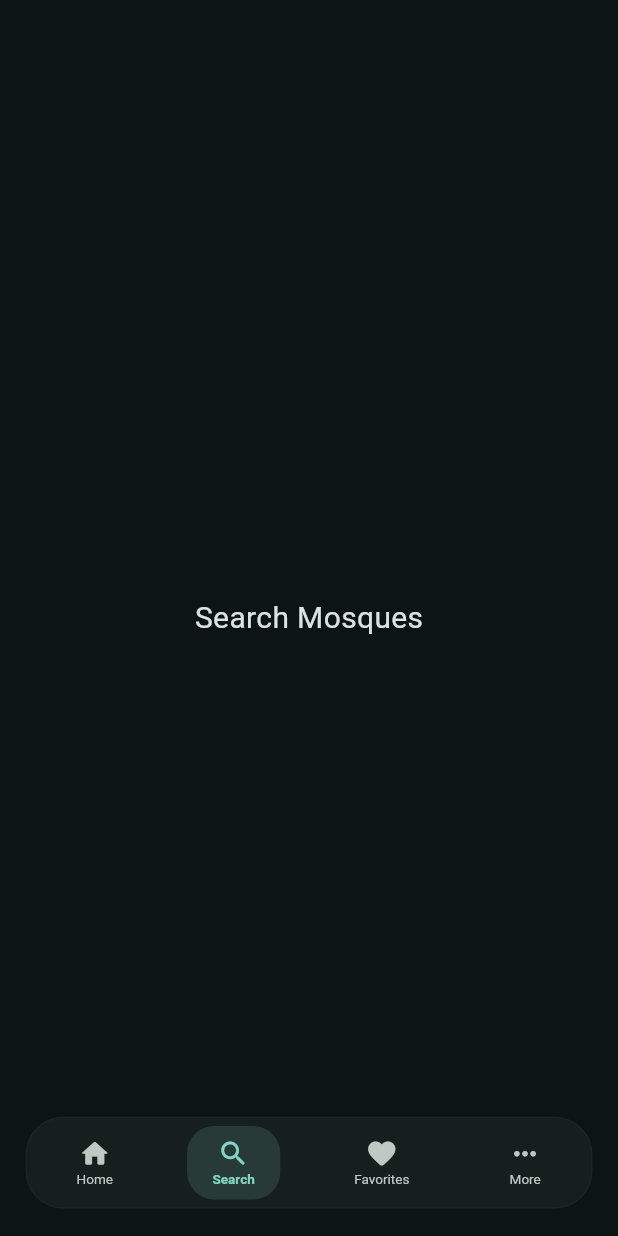
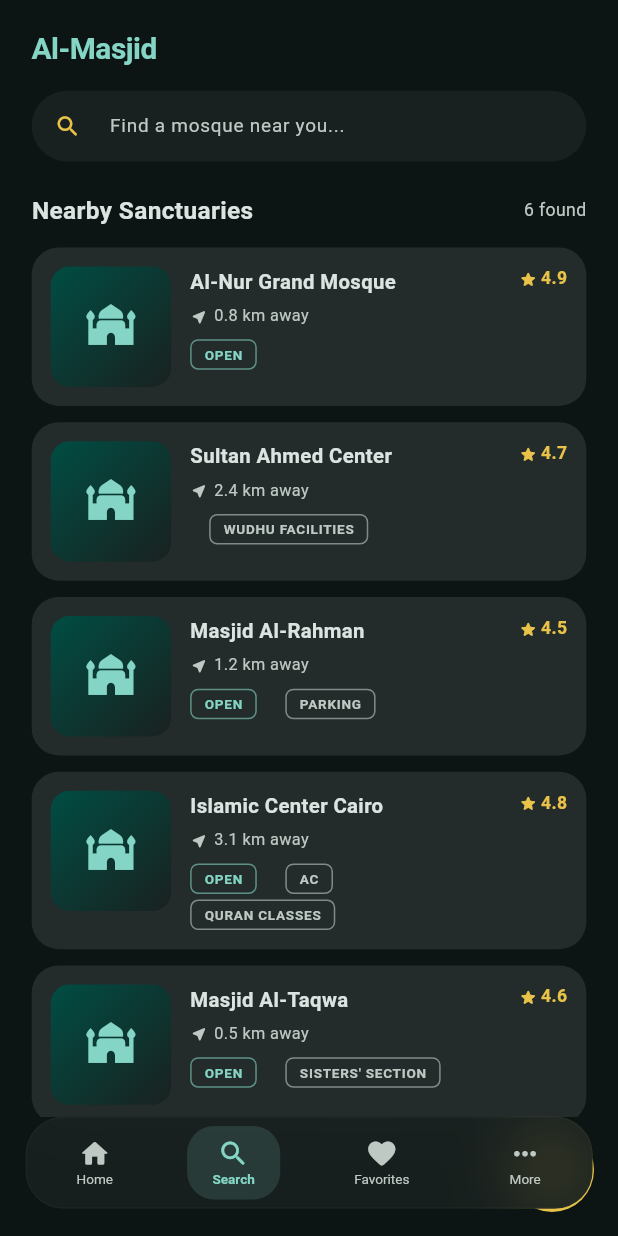
Before and after one commit to ahmedalaa-sw/mosques_app, a Flutter app: the screen it shows after launch, item 2 of the bottom bar chosen, on a phone screen of 412 x 824 dp. Run offline on Flutter 3.47's test engine with Material 3 defaults, Android fonts, the phone set to English and light mode, and no system bars; our stand-ins replace dio, flutter_bloc, flutter_screenutil, hive_flutter, supabase_flutter; accounts and stored records are empty.

Commit message:
Implement mosque search feature with state management and UI components

```diff
--- a/lib/features/mosque_search/models/mosque_model.dart
+++ b/lib/features/mosque_search/models/mosque_model.dart
@@ -0,0 +1,17 @@
+class MosqueModel {
+  final String name;
+  final String address;
+  final double rating;
+  final String distance;
+  final bool isOpen;
+  final List<String> amenities;
+
+  const MosqueModel({
+    required this.name,
+    required this.address,
+    required this.rating,
+    required this.distance,
+    required this.isOpen,
+    required this.amenities,
+  });
+}
--- /dev/null
+++ b/lib/features/mosque_search/viewmodels/mosque_search_cubit.dart
@@ -0,0 +1,80 @@
+import 'package:flutter_bloc/flutter_bloc.dart';
+import 'package:mosques_app/features/mosque_search/models/mosque_model.dart';
+import 'mosque_search_states.dart';
+
+class MosqueSearchCubit extends Cubit<MosqueSearchState> {
+  MosqueSearchCubit() : super(MosqueSearchInitial());
+
+  List<MosqueModel> _all = [];
+
+  static const List<MosqueModel> _dummyMosques = [
+    MosqueModel(
+      name: 'Al-Nur Grand Mosque',
+      address: 'Islamic Quarter, District 1',
+      rating: 4.9,
+      distance: '0.8 km away',
+      isOpen: true,
+      amenities: [],
+    ),
+    MosqueModel(
+      name: 'Sultan Ahmed Center',
+      address: 'Al-Azhar Street, District 3',
+      rating: 4.7,
+      distance: '2.4 km away',
+      isOpen: false,
+      amenities: ['Wudhu Facilities'],
+    ),
+    MosqueModel(
+      name: 'Masjid Al-Rahman',
+      address: 'Nile Corniche, Block 7',
+      rating: 4.5,
+      distance: '1.2 km away',
+      isOpen: true,
+      amenities: ['Parking'],
+    ),
+    MosqueModel(
+      name: 'Islamic Center Cairo',
+      address: 'Tahrir Square, Central',
+      rating: 4.8,
+      distance: '3.1 km away',
+      isOpen: true,
+      amenities: ['AC', 'Quran Classes'],
+    ),
+    MosqueModel(
+      name: 'Masjid Al-Taqwa',
+      address: 'Garden City, South District',
+      rating: 4.6,
+      distance: '0.5 km away',
+      isOpen: true,
+      amenities: ["Sisters' Section"],
+    ),
+    MosqueModel(
+      name: 'Al-Fath Mosque',
+      address: 'Ramsis Square, District 2',
+      rating: 4.3,
+      distance: '4.0 km away',
+      isOpen: false,
+      amenities: ['Library'],
+    ),
+  ];
+
+  void loadMosques() {
+    emit(MosqueSearchLoading());
+    _all = List.from(_dummyMosques);
+    emit(MosqueSearchSuccess(_all));
+  }
+
+  void search(String query) {
+    if (query.trim().isEmpty) {
+      emit(MosqueSearchSuccess(_all));
+      return;
+    }
+    final q = query.toLowerCase();
+    final filtered = _all
+        .where((m) =>
+            m.name.toLowerCase().contains(q) ||
+            m.address.toLowerCase().contains(q))
+        .toList();
+    emit(MosqueSearchSuccess(filtered));
+  }
+}
--- /dev/null
+++ b/lib/features/mosque_search/viewmodels/mosque_search_states.dart
@@ -0,0 +1,17 @@
+import 'package:mosques_app/features/mosque_search/models/mosque_model.dart';
+
+abstract class MosqueSearchState {}
+
+class MosqueSearchInitial extends MosqueSearchState {}
+
+class MosqueSearchLoading extends MosqueSearchState {}
+
+class MosqueSearchSuccess extends MosqueSearchState {
+  final List<MosqueModel> mosques;
+  MosqueSearchSuccess(this.mosques);
+}
+
+class MosqueSearchError extends MosqueSearchState {
+  final String message;
+  MosqueSearchError(this.message);
+}
--- a/lib/features/mosque_search/views/mosque_search_screen.dart
+++ b/lib/features/mosque_search/views/mosque_search_screen.dart
@@ -1,19 +1,124 @@
 import 'package:flutter/material.dart';
+import 'package:flutter_bloc/flutter_bloc.dart';
+import 'package:flutter_screenutil/flutter_screenutil.dart';
 import 'package:mosques_app/core/constants/app_colors.dart';
+import 'package:mosques_app/features/mosque_search/viewmodels/mosque_search_states.dart';
+import 'package:mosques_app/features/mosque_search/viewmodels/mosque_search_cubit.dart';
+import 'widgets/mosque_card.dart';
+import 'widgets/mosque_list_header.dart';
+import 'widgets/mosque_search_bar.dart';
 
 class MosqueSearchScreen extends StatelessWidget {
   const MosqueSearchScreen({super.key});
 
   @override
   Widget build(BuildContext context) {
-    return const Scaffold(
-      backgroundColor: AppColor.surfaceDim,
-      body: Center(
-        child: Text(
-          'Search Mosques',
-          style: TextStyle(color: AppColor.onSurface, fontSize: 20),
+    return BlocProvider(
+      create: (_) => MosqueSearchCubit()..loadMosques(),
+      child: Scaffold(
+        backgroundColor: AppColor.surfaceDim,
+        floatingActionButton: _MapFab(),
+        body: SafeArea(
+          child: Column(
+            crossAxisAlignment: CrossAxisAlignment.start,
+            children: [
+              SizedBox(height: 20.h),
+              Padding(
+                padding: EdgeInsets.symmetric(horizontal: 20.w),
+                child: _ScreenHeader(),
+              ),
+              SizedBox(height: 16.h),
+              Padding(
+                padding: EdgeInsets.symmetric(horizontal: 20.w),
+                child: BlocBuilder<MosqueSearchCubit, MosqueSearchState>(
+                  buildWhen: (_, __) => false,
+                  builder: (context, _) => MosqueSearchBar(
+                    onChanged: context.read<MosqueSearchCubit>().search,
+                  ),
+                ),
+              ),
+              SizedBox(height: 24.h),
+              Expanded(
+                child: BlocBuilder<MosqueSearchCubit, MosqueSearchState>(
+                  builder: (context, state) {
+                    if (state is MosqueSearchLoading) {
+                      return const Center(
+                        child: CircularProgressIndicator(
+                          color: AppColor.primaryColor,
+                        ),
+                      );
+                    }
+                    if (state is MosqueSearchSuccess) {
+                      return _MosqueList(mosques: state.mosques);
+                    }
+                    return const SizedBox.shrink();
+                  },
+                ),
+              ),
+            ],
+          ),
         ),
       ),
     );
   }
 }
+
+class _ScreenHeader extends StatelessWidget {
+  @override
+  Widget build(BuildContext context) {
+    return Text(
+      'Al-Masjid',
+      style: TextStyle(
+        color: AppColor.primaryColor,
+        fontSize: 22.sp,
+        fontWeight: FontWeight.w700,
+        letterSpacing: -0.3,
+      ),
+    );
+  }
+}
+
+class _MosqueList extends StatelessWidget {
+  final List mosques;
+
+  const _MosqueList({required this.mosques});
+
+  @override
+  Widget build(BuildContext context) {
+    return Column(
+      crossAxisAlignment: CrossAxisAlignment.start,
+      children: [
+        Padding(
+          padding: EdgeInsets.symmetric(horizontal: 20.w),
+          child: MosqueListHeader(count: mosques.length),
+        ),
+        SizedBox(height: 14.h),
+        Expanded(
+          child: ListView.separated(
+            padding: EdgeInsets.fromLTRB(20.w, 0, 20.w, 100.h),
+            itemCount: mosques.length,
+            separatorBuilder: (_, __) => SizedBox(height: 12.h),
+            itemBuilder: (_, i) => MosqueCard(mosque: mosques[i]),
+          ),
+        ),
+      ],
+    );
+  }
+}
+
+class _MapFab extends StatelessWidget {
+  @override
+  Widget build(BuildContext context) {
+    return FloatingActionButton(
+      onPressed: () {},
+      backgroundColor: AppColor.secondaryColor,
+      shape: const CircleBorder(),
+      elevation: 0,
+      child: Icon(
+        Icons.map_outlined,
+        color: AppColor.onSecondary,
+        size: 22.sp,
+      ),
+    );
+  }
+}
--- /dev/null
+++ b/lib/features/mosque_search/views/widgets/mosque_card.dart
@@ -0,0 +1,186 @@
+import 'package:flutter/material.dart';
+import 'package:flutter_screenutil/flutter_screenutil.dart';
+import 'package:mosques_app/core/constants/app_colors.dart';
+import 'package:mosques_app/features/mosque_search/models/mosque_model.dart';
+
+class MosqueCard extends StatelessWidget {
+  final MosqueModel mosque;
+
+  const MosqueCard({super.key, required this.mosque});
+
+  @override
+  Widget build(BuildContext context) {
+    return Container(
+      padding: EdgeInsets.all(12.w),
+      decoration: BoxDecoration(
+        color: AppColor.surfaceContainerHigh,
+        borderRadius: BorderRadius.circular(20.r),
+      ),
+      child: Row(
+        crossAxisAlignment: CrossAxisAlignment.start,
+        children: [
+          _MosqueIconBox(),
+          SizedBox(width: 12.w),
+          Expanded(child: _MosqueInfo(mosque: mosque)),
+          SizedBox(width: 8.w),
+          _RatingBadge(rating: mosque.rating),
+        ],
+      ),
+    );
+  }
+}
+
+class _MosqueIconBox extends StatelessWidget {
+  @override
+  Widget build(BuildContext context) {
+    return Container(
+      width: 76.w,
+      height: 76.w,
+      decoration: BoxDecoration(
+        gradient: LinearGradient(
+          begin: Alignment.topLeft,
+          end: Alignment.bottomRight,
+          colors: [
+            AppColor.primaryContainer,
+            AppColor.surfaceContainer,
+          ],
+        ),
+        borderRadius: BorderRadius.circular(14.r),
+      ),
+      child: Icon(
+        Icons.mosque_rounded,
+        color: AppColor.primaryColor,
+        size: 36.sp,
+      ),
+    );
+  }
+}
+
+class _MosqueInfo extends StatelessWidget {
+  final MosqueModel mosque;
+
+  const _MosqueInfo({required this.mosque});
+
+  @override
+  Widget build(BuildContext context) {
+    return Column(
+      crossAxisAlignment: CrossAxisAlignment.start,
+      children: [
+        SizedBox(height: 2.h),
+        Text(
+          mosque.name,
+          style: TextStyle(
+            color: AppColor.onSurface,
+            fontSize: 15.sp,
+            fontWeight: FontWeight.w700,
+            height: 1.3,
+          ),
+          maxLines: 2,
+          overflow: TextOverflow.ellipsis,
+        ),
+        SizedBox(height: 6.h),
+        Row(
+          children: [
+            Icon(
+              Icons.near_me_rounded,
+              color: AppColor.onSurfaceVariant,
+              size: 13.sp,
+            ),
+            SizedBox(width: 4.w),
+            Text(
+              mosque.distance,
+              style: TextStyle(
+                color: AppColor.onSurfaceVariant,
+                fontSize: 12.sp,
+              ),
+            ),
+          ],
+        ),
+        SizedBox(height: 8.h),
+        _StatusRow(mosque: mosque),
+      ],
+    );
+  }
+}
+
+class _StatusRow extends StatelessWidget {
+  final MosqueModel mosque;
+
+  const _StatusRow({required this.mosque});
+
+  @override
+  Widget build(BuildContext context) {
+    final badges = <Widget>[];
+
+    if (mosque.isOpen) {
+      badges.add(_Chip(label: 'OPEN', color: AppColor.primaryColor));
+    }
+
+    for (final amenity in mosque.amenities) {
+      badges.add(SizedBox(width: 6.w));
+      badges.add(
+        _Chip(label: amenity.toUpperCase(), color: AppColor.onSurfaceVariant),
+      );
+    }
+
+    if (badges.isEmpty) return const SizedBox.shrink();
+
+    return Wrap(
+      spacing: 6.w,
+      runSpacing: 4.h,
+      children: badges,
+    );
+  }
+}
+
+class _Chip extends StatelessWidget {
+  final String label;
+  final Color color;
+
+  const _Chip({required this.label, required this.color});
+
+  @override
+  Widget build(BuildContext context) {
+    return Container(
+      padding: EdgeInsets.symmetric(horizontal: 8.w, vertical: 3.h),
+      decoration: BoxDecoration(
+        border: Border.all(color: color.withValues(alpha: 0.6), width: 1),
+        borderRadius: BorderRadius.circular(6.r),
+      ),
+      child: Text(
+        label,
+        style: TextStyle(
+          color: color,
+          fontSize: 10.sp,
+          fontWeight: FontWeight.w600,
+          letterSpacing: 0.5,
+        ),
+      ),
+    );
+  }
+}
+
+class _RatingBadge extends StatelessWidget {
+  final double rating;
+
+  const _RatingBadge({required this.rating});
+
+  @override
+  Widget build(BuildContext context) {
+    return Row(
+      mainAxisSize: MainAxisSize.min,
+      children: [
+        Icon(Icons.star_rounded, color: AppColor.secondaryColor, size: 14.sp),
+        SizedBox(width: 2.w),
+        Text(
+          rating.toStringAsFixed(1),
+          style: TextStyle(
+            color: AppColor.secondaryColor,
+            fontSize: 13.sp,
+            fontWeight: FontWeight.w700,
+          ),
+        ),
+      ],
+    );
+  }
+}
--- /dev/null
+++ b/lib/features/mosque_search/views/widgets/mosque_list_header.dart
@@ -0,0 +1,34 @@
+import 'package:flutter/material.dart';
+import 'package:flutter_screenutil/flutter_screenutil.dart';
+import 'package:mosques_app/core/constants/app_colors.dart';
+
+class MosqueListHeader extends StatelessWidget {
+  final int count;
+
+  const MosqueListHeader({super.key, required this.count});
+
+  @override
+  Widget build(BuildContext context) {
+    return Row(
+      mainAxisAlignment: MainAxisAlignment.spaceBetween,
+      children: [
+        Text(
+          'Nearby Sanctuaries',
+          style: TextStyle(
+            color: AppColor.onSurface,
+            fontSize: 18.sp,
+            fontWeight: FontWeight.w700,
+          ),
+        ),
+        Text(
+          '$count found',
+          style: TextStyle(
+            color: AppColor.onSurfaceVariant,
+            fontSize: 13.sp,
+            fontWeight: FontWeight.w400,
+          ),
+        ),
+      ],
+    );
+  }
+}
--- /dev/null
+++ b/lib/features/mosque_search/views/widgets/mosque_search_bar.dart
@@ -0,0 +1,41 @@
+import 'package:flutter/material.dart';
+import 'package:flutter_screenutil/flutter_screenutil.dart';
+import 'package:mosques_app/core/constants/app_colors.dart';
+
+class MosqueSearchBar extends StatelessWidget {
+  final ValueChanged<String> onChanged;
+
+  const MosqueSearchBar({super.key, required this.onChanged});
+
+  @override
+  Widget build(BuildContext context) {
+    return Container(
+      height: 52.h,
+      decoration: BoxDecoration(
+        color: AppColor.surfaceContainer,
+        borderRadius: BorderRadius.circular(28.r),
+      ),
+      child: TextField(
+        onChanged: onChanged,
+        style: TextStyle(
+          color: AppColor.onSurface,
+          fontSize: 14.sp,
+        ),
+        decoration: InputDecoration(
+          hintText: 'Find a mosque near you...',
+          hintStyle: TextStyle(
+            color: AppColor.onSurfaceVariant,
+            fontSize: 14.sp,
+          ),
+          prefixIcon: Icon(
+            Icons.search_rounded,
+            color: AppColor.secondaryColor,
+            size: 20.sp,
+          ),
+          border: InputBorder.none,
+          contentPadding: EdgeInsets.symmetric(vertical: 14.h),
+        ),
+      ),
+    );
+  }
+}
```
Also changed, not shown: lib/features/mosque_search/viewmodels/mosque_search_viewmodel.dart (deleted).
